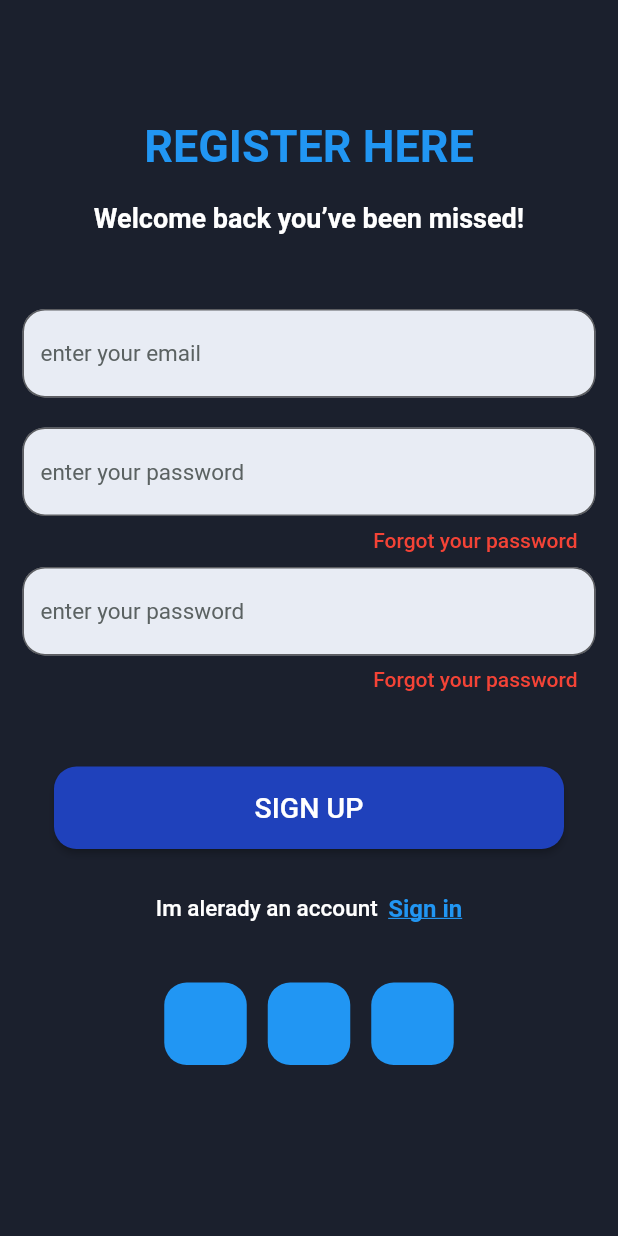
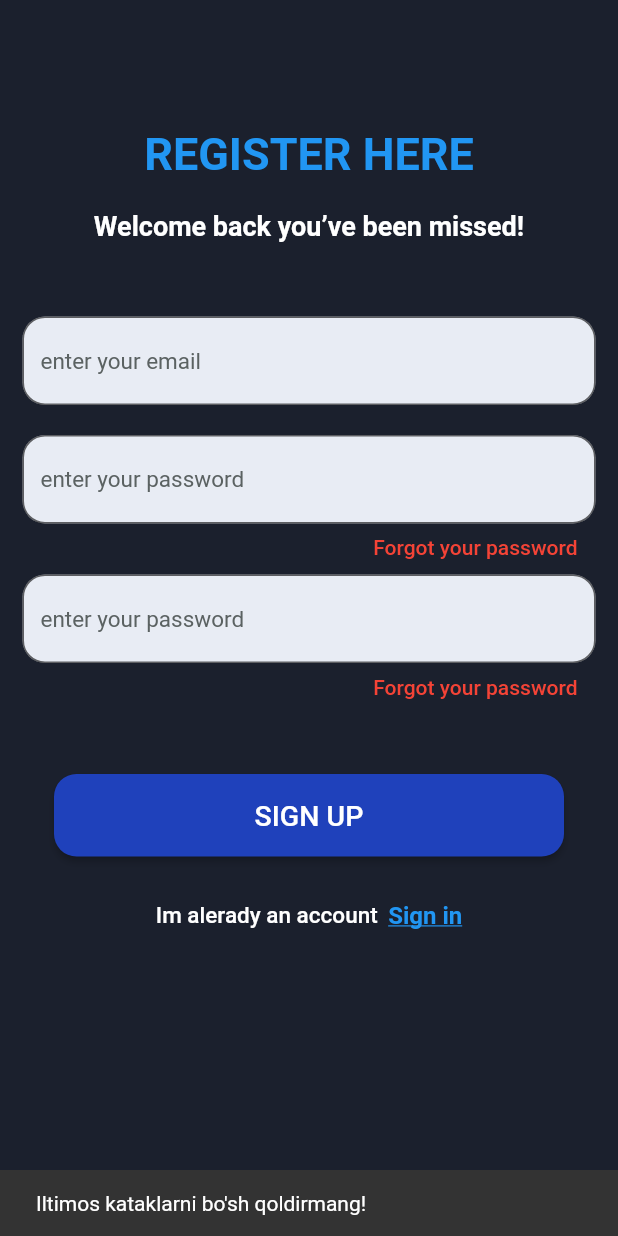
Before and after one commit to erkinov-2003/messages_app, a Flutter app: the screen it shows after launch, after a tap on "Sign Up", after a tap on "SIGN UP", on a phone screen of 412 x 824 dp. Run offline on Flutter 3.47's test engine with Material 2 defaults, Android fonts, the phone set to English and light mode, and no system bars; our stand-ins replace cloud_firestore, firebase_auth, firebase_core, firebase_messaging, flutter_local_notifications, google_sign_in and 1 more; accounts and stored records are empty; network calls fail.

Commit message:
bazi joylariga o'zgartirishlar kiritildi

```diff
--- a/lib/src/page/chat_page.dart
+++ b/lib/src/page/chat_page.dart
@@ -64,7 +64,11 @@ class _ChatPageState extends State<ChatPage> {
           return const Text("Error snapshot data");
         }
         if (snapshot.connectionState == ConnectionState.waiting) {
-          return const Text("Loading");
+          return const Center(
+            child: CircularProgressIndicator(
+              backgroundColor: Colors.green,
+            ),
+          );
         }
         return ListView(
           physics: const BouncingScrollPhysics(),
--- a/lib/src/page/sign_in_page.dart
+++ b/lib/src/page/sign_in_page.dart
@@ -1,5 +1,4 @@
 import 'package:flutter/material.dart';
-import 'package:messag_app/src/page/sign_up_page.dart';
 import 'package:messag_app/src/service/auth_service.dart';
 import 'package:messag_app/src/view/text_fild_view.dart';
 
@@ -23,29 +22,6 @@ class _SignInState extends State<SignIn> {
     super.initState();
   }
 
-  void Function()? onPressed() {
-    Navigator.push(
-      context,
-      PageRouteBuilder(
-        transitionDuration: const Duration(milliseconds: 1000),
-        transitionsBuilder: (context, animation, secondaryAnimation, child) {
-          animation = CurvedAnimation(
-            parent: animation,
-            curve: Curves.slowMiddle,
-          );
-          return ScaleTransition(
-            alignment: Alignment.center,
-            scale: animation,
-            child: child,
-          );
-        },
-        pageBuilder: (context, animation, secondaryAnimation) {
-          return const SignUpPage();
-        },
-      ),
-    );
-  }
-
   Future signIn() async {
     if (passwordController.text.isEmpty && emailController.text.isEmpty) {
       ScaffoldMessenger.of(context).showSnackBar(
@@ -67,8 +43,11 @@ class _SignInState extends State<SignIn> {
     return Scaffold(
       backgroundColor: const Color.fromARGB(255, 27, 32, 45),
       resizeToAvoidBottomInset: false,
-      body: Padding(
-        padding: const EdgeInsets.only(top: 80, right: 15, left: 15),
+      body: SafeArea(
+        child: SingleChildScrollView(
+          physics: const NeverScrollableScrollPhysics(),
+          child: Padding(
+            padding: const EdgeInsets.only(right: 15, left: 15, top: 85),
             child: Column(
               children: [
                 const Center(
@@ -152,27 +131,9 @@ class _SignInState extends State<SignIn> {
                     ),
                   ],
                 ),
-            const SizedBox(height: 40),
-            Row(
-              mainAxisAlignment: MainAxisAlignment.center,
-              children: List.generate(
-                3,
-                    (index) => Padding(
-                  padding: const EdgeInsets.only(left: 7, right: 7),
-                  child: Container(
-                    height: 55,
-                    width: 55,
-                    decoration: const BoxDecoration(
-                      color: Colors.blue,
-                      borderRadius: BorderRadius.all(
-                        Radius.circular(15),
+              ],
             ),
           ),
-                  ),
-                ),
-              ),
-            )
-          ],
         ),
       ),
     );
--- a/lib/src/page/sign_up_page.dart
+++ b/lib/src/page/sign_up_page.dart
@@ -1,5 +1,5 @@
 import 'package:flutter/material.dart';
-import 'package:messag_app/src/page/sign_in_page.dart';
+
 import 'package:messag_app/src/service/auth_service.dart';
 import 'package:messag_app/src/view/text_fild_view.dart';
 
@@ -33,30 +33,26 @@ class _SignInState extends State<SignUpPage> {
     super.dispose();
   }
 
-  void Function()? onPressed() {
-    Navigator.push(
-      context,
-      PageRouteBuilder(
-        transitionDuration: const Duration(milliseconds: 1000),
-        transitionsBuilder: (context, animation, secondaryAnimation, child) {
-          animation = CurvedAnimation(
-            parent: animation,
-            curve: Curves.slowMiddle,
-          );
-          return ScaleTransition(
-            alignment: Alignment.center,
-            scale: animation,
-            child: child,
-          );
-        },
-        pageBuilder: (context, animation, secondaryAnimation) {
-          return const SignIn();
-        },
+
+  Future signUp() async {
+    if (emailController.text.isEmpty ||
+        passwordController.text.isEmpty ||
+        confirmPasswordController.text.isEmpty) {
+      ScaffoldMessenger.of(context).showSnackBar(
+        const SnackBar(
+          content: Text("Iltimos kataklarni bo'sh qoldirmang!"),
         ),
       );
     }
 
-  Future signUp() async {
+    if(!RegExp(r"^[a-z0-9](\.?[a-z0-9]){5,}@gmail\.com$").hasMatch(emailController.text)){
+      ScaffoldMessenger.of(context).showSnackBar(
+        const SnackBar(
+          content: Text("Email error example: aziz@gmail.com"),
+        ),
+      );
+    }
+
     if (passwordController.text != confirmPasswordController.text) {
       ScaffoldMessenger.of(context).showSnackBar(
         const SnackBar(
@@ -78,8 +74,11 @@ class _SignInState extends State<SignUpPage> {
     return Scaffold(
       resizeToAvoidBottomInset: false,
       backgroundColor: const Color.fromARGB(255, 27, 32, 45),
-      body: Padding(
-        padding: const EdgeInsets.only(top: 80, right: 15, left: 15),
+      body: SafeArea(
+        child: SingleChildScrollView(
+          physics: const NeverScrollableScrollPhysics(),
+          child: Padding(
+            padding: const EdgeInsets.only(top: 85, right: 15, left: 15),
             child: Column(
               children: [
                 const Center(
@@ -169,27 +168,9 @@ class _SignInState extends State<SignUpPage> {
                     ),
                   ],
                 ),
-            const SizedBox(height: 40),
-            Row(
-              mainAxisAlignment: MainAxisAlignment.center,
-              children: List.generate(
-                3,
-                (index) => Padding(
-                  padding: const EdgeInsets.only(left: 7, right: 7),
-                  child: Container(
-                    height: 55,
-                    width: 55,
-                    decoration: const BoxDecoration(
-                      color: Colors.blue,
-                      borderRadius: BorderRadius.all(
-                        Radius.circular(15),
+              ],
             ),
           ),
-                  ),
-                ),
-              ),
-            )
-          ],
         ),
       ),
     );
--- a/lib/src/service/auth_service.dart
+++ b/lib/src/service/auth_service.dart
@@ -1,5 +1,6 @@
 import 'package:cloud_firestore/cloud_firestore.dart';
 import 'package:firebase_auth/firebase_auth.dart';
+
 
 class Auth {
   final FirebaseAuth _firebaseAuth = FirebaseAuth.instance;
--- a/pubspec.yaml
+++ b/pubspec.yaml
@@ -32,6 +32,7 @@ dependencies:
   google_sign_in: ^6.1.5
   internet_connection_checker: ^0.0.1+4
   connectivity_plus: ^2.3.5
+  intl: ^0.18.1
 
 dev_dependencies:
   flutter_test:
```
Also changed, not shown: lib/src/page/home_page.dart (+22 -33 lines), 555bb1db02f18cb2d001b86fe86ad020.jpg (deleted), pubspec.lock. Lines whose indentation alone changed are shown as unchanged.
